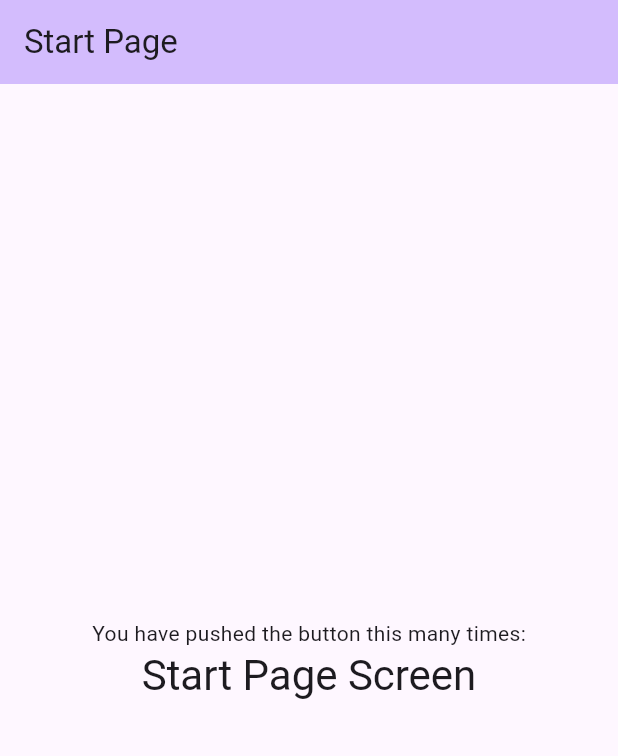
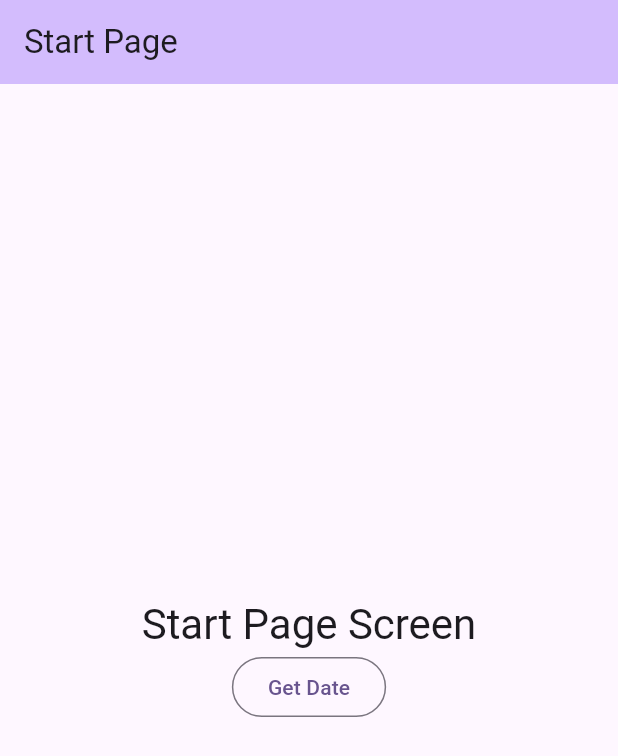
Before and after one commit to miily8310s/di_basic, a Flutter app: the screen it shows after launch, on a phone screen of 412 x 824 dp. Shown: the top 756 px of the screen. Run offline on Flutter 3.47's test engine with Material 3 defaults, Android fonts, the phone set to English and light mode, and no system bars.

Commit message:
fix:class name

```diff
--- a/lib/main.dart
+++ b/lib/main.dart
@@ -52,13 +52,11 @@
         child: Column(
           mainAxisAlignment: MainAxisAlignment.center,
           children: <Widget>[
-            const Text(
-              'You have pushed the button this many times:',
-            ),
             Text(
               'Start Page Screen',
               style: Theme.of(context).textTheme.headlineMedium,
             ),
+            OutlinedButton(onPressed: () {}, child: Text("Get Date"))
           ],
         ),
       ), // This trailing comma makes auto-formatting nicer for build methods.
@@ -96,8 +94,12 @@
   }
 }
 
-class AppService {
-  // CAUTION: コメントを外すとエラーが出る
-  // final bool isChanged;
-  // AppService(this.isChanged);
+void showSnackBar(String currentDate, BuildContext context) {
+  SnackBar snackBar = SnackBar(
+    content: Text(currentDate),
+    duration: const Duration(milliseconds: 500),
+  );
+  ScaffoldMessenger.of(context).showSnackBar(snackBar);
 }
+
+class AppService {}
```
